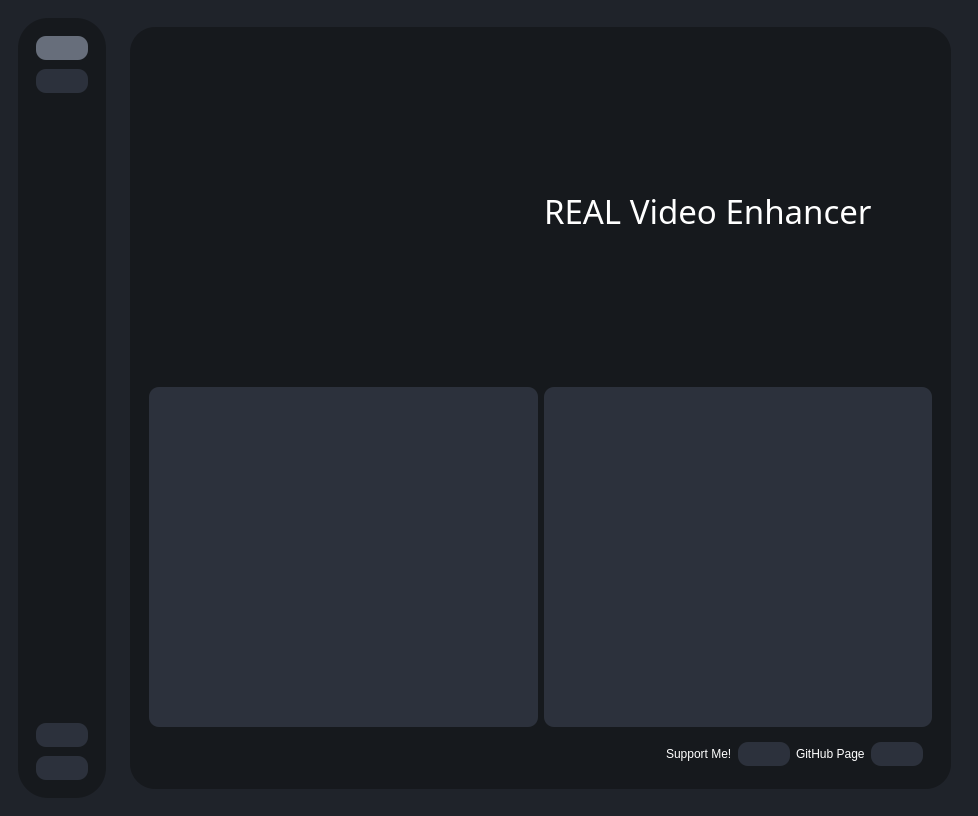
Above: testRVEInterface.ui from TNTwise/Rife-ESRGAN-App-Linux-QT before the change. Below: the same form after it.
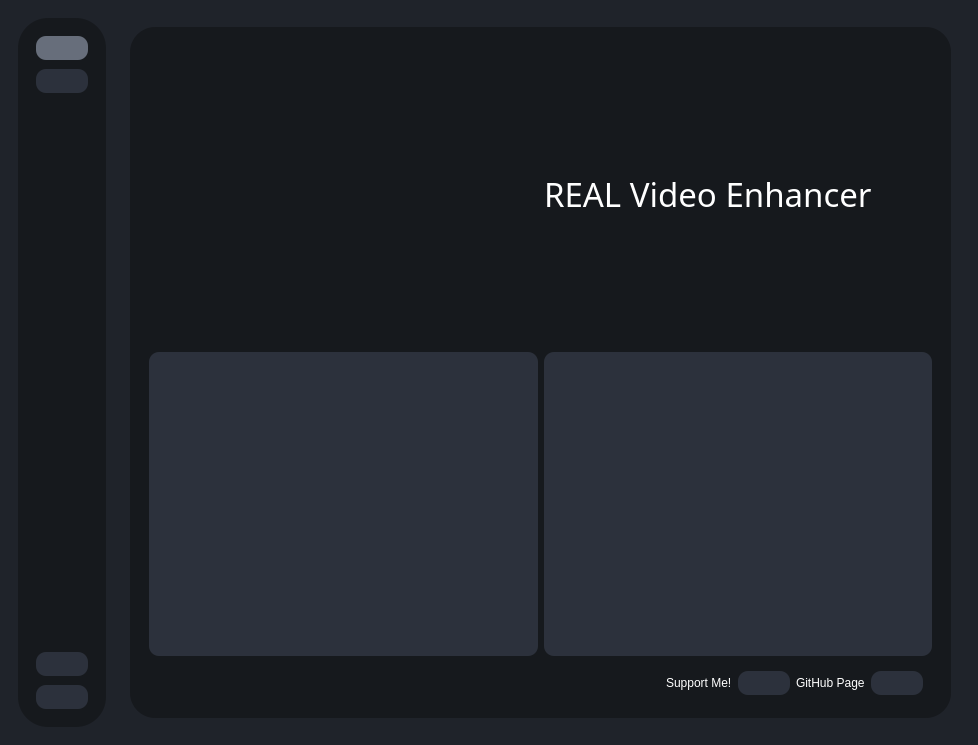
That is the form after the change. Icons and pictures are not drawn.

Commit message: adjust size

```diff
--- a/testRVEInterface.ui
+++ b/testRVEInterface.ui
@@ -7,7 +7,7 @@
     <x>0</x>
     <y>0</y>
     <width>978</width>
-    <height>816</height>
+    <height>707</height>
    </rect>
   </property>
   <property name="windowTitle">
```
